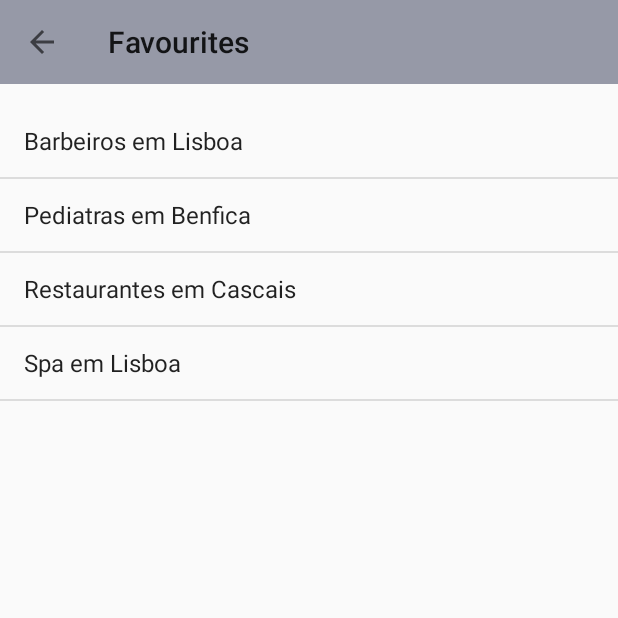
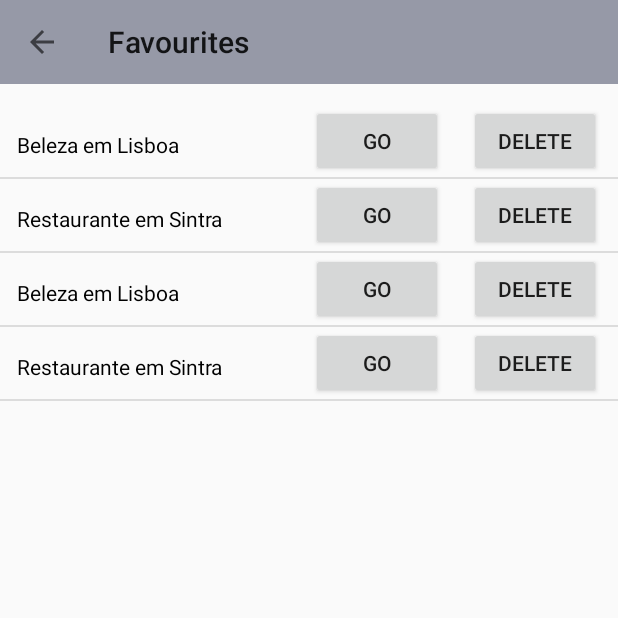
Before and after one commit to ISEL-LEIC-PS-42144-42929/Customers-Scheduling-App, an Android app: the FavouritesActivity screen opened directly, with no data from a screen before it, on a phone screen of 412 x 824 dp, the top half of it. Run offline under Robolectric (Android 15) with nearby library versions, the phone set to English and light mode, and no system bars.

Commit message:
Changes to FavouritesActivity

```diff
--- a/CustomersScheduling/app/src/main/java/com/ps/isel/customersscheduling/Activities/FavouritesActivity.java
+++ b/CustomersScheduling/app/src/main/java/com/ps/isel/customersscheduling/Activities/FavouritesActivity.java
@@ -1,31 +1,64 @@
 package com.ps.isel.customersscheduling.Activities;
 
+import android.content.Intent;
+import android.os.Build;
 import android.os.Bundle;
-import android.widget.ArrayAdapter;
+
+import android.support.annotation.RequiresApi;
+import android.support.v7.app.AppCompatActivity;
+import android.support.v7.widget.Toolbar;
+import android.view.View;
 import android.widget.ListView;
 
-import com.ps.isel.customersscheduling.Activities.BaseLayoutsActivities.BaseActivityWithOnlyBackArrow;
+import com.ps.isel.customersscheduling.Model.Favourite;
 import com.ps.isel.customersscheduling.R;
+import com.ps.isel.customersscheduling.Utis.CustomAdapterFavourites;
 
-public class FavouritesActivity extends BaseActivityWithOnlyBackArrow
+public class FavouritesActivity extends AppCompatActivity
 {
+    private Toolbar toolbar;
     private ListView lv;
 
-    private String[] favSearches = new String[]
+    private Favourite[] favSearches = new Favourite[]
             {
-                    "Barbeiros em Lisboa",
-                    "Pediatras em Benfica",
-                    "Restaurantes em Cascais",
-                    "Spa em Lisboa",
+                    new Favourite("Lisbon", "beleza", "Beleza em Lisboa"),
+                    new Favourite("Sintra", "comida", "Restaurante em Sintra"),
+                    new Favourite("Lisbon", "beleza", "Beleza em Lisboa"),
+                    new Favourite("Sintra", "comida", "Restaurante em Sintra")
             };
 
+    @RequiresApi(api = Build.VERSION_CODES.JELLY_BEAN_MR1)
     @Override
     protected void onCreate(Bundle savedInstanceState)
     {
         super.onCreate(savedInstanceState);
-        getSupportActionBar().setTitle("Favourites");
+        setContentView(R.layout.activity_favourites);
+
+        toolbar = (Toolbar) findViewById(R.id.filter_toolbar);
         lv = (ListView) findViewById(R.id.listButtons);
-        lv.setAdapter(new ArrayAdapter<String>(this, android.R.layout.simple_list_item_1, favSearches) );
+
+        lv.setAdapter(new CustomAdapterFavourites(this,favSearches));
+
+        constructToolbarAndAddListeners();
 
     }
+
+
+    private void constructToolbarAndAddListeners()
+    {
+        setSupportActionBar(toolbar);
+        getSupportActionBar().setDisplayHomeAsUpEnabled(true);
+        getSupportActionBar().setDisplayShowHomeEnabled(true);
+        getSupportActionBar().setTitle("Favourites");
+
+        toolbar.setNavigationOnClickListener(new View.OnClickListener() {
+            @Override
+            public void onClick(View v) {
+                Intent intent = new Intent(getApplicationContext(), MainActivity.class);
+                startActivity(intent);
+            }
+        });
+    }
+
+
 }
--- a/CustomersScheduling/app/src/main/java/com/ps/isel/customersscheduling/Activities/MainActivity.java
+++ b/CustomersScheduling/app/src/main/java/com/ps/isel/customersscheduling/Activities/MainActivity.java
@@ -102,6 +102,7 @@ public class MainActivity extends AppCompatActivity
 
         toolbar = (Toolbar) findViewById(R.id.app_bar);
         filterBtn = findViewById(R.id.filter);
+        lv = (ListView) findViewById(R.id.alreadySubToList);
 
         toolBarCode();
         listViewCode();
@@ -186,7 +187,7 @@ public class MainActivity extends AppCompatActivity
     @RequiresApi(api = Build.VERSION_CODES.JELLY_BEAN_MR1)
     private void listViewCode()
     {
-        lv = (ListView) findViewById(R.id.alreadySubToList);
+
         lv.setAdapter(new CustomAdapterBusiness(this, subbedBusiness));
 
         if (getWindow().getDecorView().getLayoutDirection() == View.LAYOUT_DIRECTION_LTR)
--- a/CustomersScheduling/app/src/main/java/com/ps/isel/customersscheduling/Activities/SearchResultsActivity.java
+++ b/CustomersScheduling/app/src/main/java/com/ps/isel/customersscheduling/Activities/SearchResultsActivity.java
@@ -115,7 +115,7 @@ public class SearchResultsActivity extends AppCompatActivity
             public void onItemClick(AdapterView<?> parent, View view, int position, long id)
             {
                 Intent intent = new Intent(getApplicationContext(), BusinessScheduleActivity.class);
-                intent.putExtra("nif", resultsBusiness[position]);
+                intent.putExtra("business", resultsBusiness[position]);
                 startActivity(intent);
             }
         });
--- /dev/null
+++ b/CustomersScheduling/app/src/main/java/com/ps/isel/customersscheduling/Model/Favourite.java
@@ -0,0 +1,32 @@
+package com.ps.isel.customersscheduling.Model;
+
+import java.io.Serializable;
+
+/**
+ * Created by Colapso on 14/04/18.
+ */
+
+public class Favourite implements Serializable
+{
+    private String location;
+    private String category;
+    private String name;
+
+    public Favourite(String location, String category, String name) {
+        this.location = location;
+        this.category = category;
+        this.name = name;
+    }
+
+    public String getLocation() {
+        return location;
+    }
+
+    public String getCategory() {
+        return category;
+    }
+
+    public String getName() {
+        return name;
+    }
+}
--- /dev/null
+++ b/CustomersScheduling/app/src/main/java/com/ps/isel/customersscheduling/Utis/CustomAdapterFavourites.java
@@ -0,0 +1,109 @@
+package com.ps.isel.customersscheduling.Utis;
+
+import android.app.Activity;
+import android.content.Context;
+import android.content.Intent;
+import android.graphics.drawable.ClipDrawable;
+import android.view.LayoutInflater;
+import android.view.View;
+import android.view.ViewGroup;
+import android.widget.BaseAdapter;
+import android.widget.Button;
+import android.widget.TextView;
+
+import com.ps.isel.customersscheduling.Activities.BusinessScheduleActivity;
+import com.ps.isel.customersscheduling.Activities.SearchResultsActivity;
+import com.ps.isel.customersscheduling.Model.Favourite;
+import com.ps.isel.customersscheduling.R;
+
+/**
+ * Created by Colapso on 14/04/18.
+ */
+
+public class CustomAdapterFavourites extends BaseAdapter
+{
+    private Favourite[] favourites;
+
+    private View row;
+    private TextView name;
+    private Activity context;
+    private Button deleteFavBtn;
+    private Button goToFavBtn;
+
+    public CustomAdapterFavourites(Activity context, Favourite[] favourites)
+    {
+        this.favourites = favourites;
+        this.name = name;
+        this.context = context;
+
+    }
+
+    @Override
+    public int getCount()
+    {
+        return favourites.length;
+    }
+
+    @Override
+    public Object getItem(int position)
+    {
+        return null;
+    }
+
+    @Override
+    public long getItemId(int position)
+    {
+        return 0;
+    }
+
+    @Override
+    public View getView(int position, final View convertView, ViewGroup parent)
+    {
+        LayoutInflater inflater = (LayoutInflater)context.getSystemService(Context.LAYOUT_INFLATER_SERVICE);
+        row = inflater.inflate(R.layout.rowoffavourites, parent, false);
+
+        name = (TextView) row.findViewById(R.id.favouriteName);
+        name.setText(favourites[position].getName());
+
+        deleteFavBtn = (Button) row.findViewById(R.id.delete);
+        goToFavBtn = (Button) row.findViewById(R.id.goTo);
+
+        addListenersToButtons(position);
+
+        return (row);
+    }
+
+    private void addListenersToButtons(final int position)
+    {
+        deleteFavBtn.setOnClickListener(new View.OnClickListener()
+    {
+        @Override
+        public void onClick(View v)
+        {
+            //Todo Enviar ao servidor eliminar favorito ao request
+
+            //Refresh Activity
+            context.finish();
+            context.startActivity(context.getIntent());
+
+        }
+    });
+
+        goToFavBtn.setOnClickListener(new View.OnClickListener()
+        {
+            @Override
+            public void onClick(View v)
+            {
+                //Todo Enviar ao servidor e apresentar resultados do request
+
+                //Refresh Activity
+                Intent intent = new Intent(context, SearchResultsActivity.class);
+                intent.putExtra("business", favourites[position]);
+                context.startActivity(intent);
+
+            }
+        });
+
+    }
+
+}
--- a/CustomersScheduling/app/src/main/res/layout/activity_favourites.xml
+++ b/CustomersScheduling/app/src/main/res/layout/activity_favourites.xml
@@ -5,4 +5,20 @@
     android:layout_width="match_parent"
     android:layout_height="match_parent"
     tools:context="com.ps.isel.customersscheduling.Activities.FavouritesActivity">
+
+    <include
+        android:id="@+id/filter_toolbar"
+        layout="@layout/toolbarwithbackarrow"></include>
+
+    <LinearLayout
+        android:layout_width="match_parent"
+        android:layout_height="match_parent"
+        android:paddingTop="70dp">
+
+        <include
+            android:id="@+id/listButtons"
+            layout="@layout/listview"></include>
+
+    </LinearLayout>
+
 </RelativeLayout>
--- /dev/null
+++ b/CustomersScheduling/app/src/main/res/layout/rowoffavourites.xml
@@ -0,0 +1,46 @@
+<?xml version="1.0" encoding="utf-8"?>
+<RelativeLayout xmlns:android="http://schemas.android.com/apk/res/android"
+    android:layout_width="match_parent"
+    android:layout_height="wrap_content">
+
+
+        <RelativeLayout
+            android:id="@+id/leftblock"
+            android:layout_width="fill_parent"
+            android:layout_height="wrap_content"
+            android:orientation="horizontal">
+
+                <TextView
+                    android:id="@+id/favouriteName"
+                    android:layout_width="150dp"
+                    android:layout_height="wrap_content"
+                    android:layout_alignParentLeft="true"
+                    android:layout_alignParentStart="true"
+                    android:layout_centerVertical="true"
+                    android:layout_marginLeft="11dp"
+                    android:layout_marginStart="11dp"
+                    android:paddingTop="5dp"
+                    android:textColor="@android:color/background_dark" />
+
+                <Button
+                    android:id="@+id/goTo"
+                    android:layout_width="wrap_content"
+                    android:layout_height="wrap_content"
+                    android:layout_alignParentTop="true"
+                    android:layout_marginEnd="17dp"
+                    android:layout_marginRight="17dp"
+                    android:layout_toLeftOf="@+id/delete"
+                    android:layout_toStartOf="@+id/delete"
+                    android:text="@string/goTo" />
+        <Button
+            android:id="@+id/delete"
+            android:layout_width="wrap_content"
+            android:layout_height="wrap_content"
+            android:layout_alignParentEnd="true"
+            android:layout_alignParentRight="true"
+            android:layout_below="@+id/userPhoto"
+            android:layout_marginRight="11dp"
+            android:text="@string/delete" />
+        </RelativeLayout>
+
+</RelativeLayout>
--- a/CustomersScheduling/app/src/main/res/values/strings.xml
+++ b/CustomersScheduling/app/src/main/res/values/strings.xml
@@ -23,4 +23,6 @@
     <string name="price">Price</string>
     <string name="accept">Accept</string>
     <string name="reject">Reject</string>
+    <string name="delete">Delete</string>
+    <string name="goTo">Go</string>
 </resources>
```
